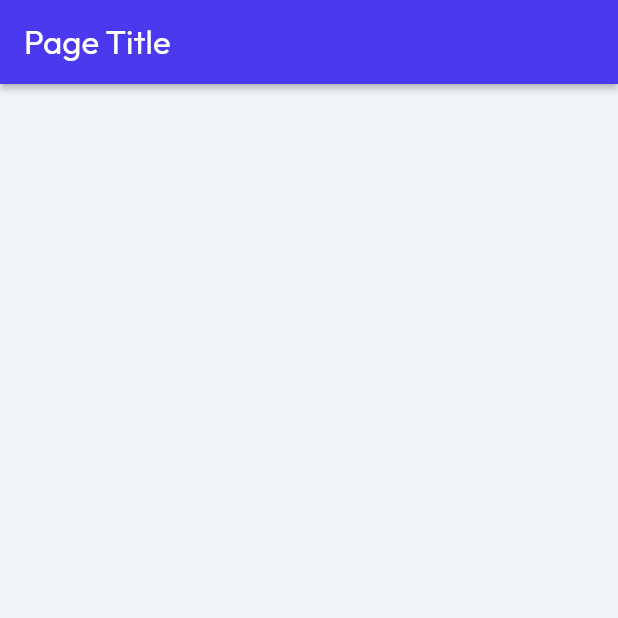
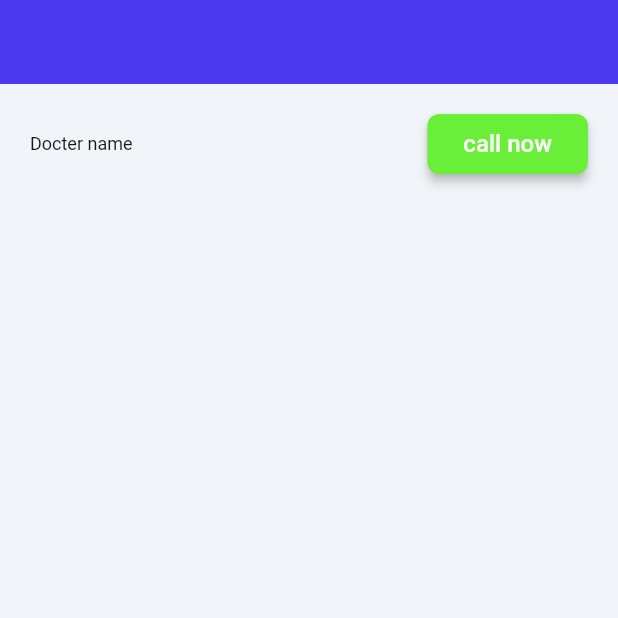
Before and after one commit to ajayykmr/AgoraTesting, a Flutter app: the screen it shows after launch, on a phone screen of 412 x 824 dp, the top half of it. Run offline on Flutter 3.47's test engine with Material 2 defaults, Android fonts, the phone set to English and light mode, and no system bars; drawn by our look-alikes of auto_size_text; our stand-ins replace font_awesome_flutter, from_css_color, go_router, google_fonts, page_transition, shared_preferences and 1 more; missing offline and left inert: json_path; Roboto replaces fonts that are missing (Readex Pro).

Commit message:
commit 2

```diff
--- a/lib/flutter_flow/nav/nav.dart
+++ b/lib/flutter_flow/nav/nav.dart
@@ -40,6 +40,16 @@ GoRouter createRouter(AppStateNotifier appStateNotifier) => GoRouter(
           name: 'HomePage',
           path: '/homePage',
           builder: (context, params) => const HomePageWidget(),
+        ),
+        FFRoute(
+          name: 'video_calling_page',
+          path: '/videoCallingPage',
+          builder: (context, params) => VideoCallingPageWidget(
+            appId: params.getParam('appId', ParamType.String),
+            channelName: params.getParam('channelName', ParamType.String),
+            token: params.getParam('token', ParamType.String),
+            uid: params.getParam('uid', ParamType.int),
+          ),
         )
       ].map((r) => r.toRoute(appStateNotifier)).toList(),
     );
--- a/lib/index.dart
+++ b/lib/index.dart
@@ -1,2 +1,4 @@
 // Export pages
 export '/pages/home_page/home_page_widget.dart' show HomePageWidget;
+export '/pages/video_calling_page/video_calling_page_widget.dart'
+    show VideoCallingPageWidget;
--- a/lib/pages/home_page/home_page_widget.dart
+++ b/lib/pages/home_page/home_page_widget.dart
@@ -1,5 +1,6 @@
 import '/flutter_flow/flutter_flow_theme.dart';
 import '/flutter_flow/flutter_flow_util.dart';
+import '/flutter_flow/flutter_flow_widgets.dart';
 import 'package:flutter/material.dart';
 import 'package:flutter/services.dart';
 import 'home_page_model.dart';
@@ -48,11 +49,16 @@ class _HomePageWidgetState extends State<HomePageWidget> {
       child: Scaffold(
         key: scaffoldKey,
         backgroundColor: FlutterFlowTheme.of(context).primaryBackground,
-        appBar: AppBar(
+        body: NestedScrollView(
+          floatHeaderSlivers: true,
+          headerSliverBuilder: (context, _) => [
+            SliverAppBar(
+              pinned: false,
+              floating: false,
               backgroundColor: FlutterFlowTheme.of(context).primary,
               automaticallyImplyLeading: false,
               title: Text(
-            'Page Title',
+                '',
                 style: FlutterFlowTheme.of(context).headlineMedium.override(
                       fontFamily: 'Outfit',
                       color: Colors.white,
@@ -62,12 +68,79 @@ class _HomePageWidgetState extends State<HomePageWidget> {
               actions: const [],
               centerTitle: false,
               elevation: 2.0,
-        ),
-        body: const SafeArea(
-          top: true,
+            )
+          ],
+          body: Builder(
+            builder: (context) {
+              return SafeArea(
+                top: false,
                 child: Column(
                   mainAxisSize: MainAxisSize.max,
-            children: [],
+                  children: [
+                    Padding(
+                      padding: const EdgeInsetsDirectional.fromSTEB(
+                          20.0, 20.0, 20.0, 20.0),
+                      child: Row(
+                        mainAxisSize: MainAxisSize.max,
+                        mainAxisAlignment: MainAxisAlignment.spaceBetween,
+                        children: [
+                          Text(
+                            'Docter name',
+                            style: FlutterFlowTheme.of(context).bodyMedium,
+                          ),
+                          FFButtonWidget(
+                            onPressed: () async {
+                              context.pushNamed(
+                                'video_calling_page',
+                                queryParameters: {
+                                  'appId': serializeParam(
+                                    'insert_app_id',
+                                    ParamType.String,
+                                  ),
+                                  'channelName': serializeParam(
+                                    'channel1',
+                                    ParamType.String,
+                                  ),
+                                  'token': serializeParam(
+                                    'insert_token_number',
+                                    ParamType.String,
+                                  ),
+                                  'uid': serializeParam(
+                                    0,
+                                    ParamType.int,
+                                  ),
+                                }.withoutNulls,
+                              );
+                            },
+                            text: 'call now',
+                            options: FFButtonOptions(
+                              height: 40.0,
+                              padding: const EdgeInsetsDirectional.fromSTEB(
+                                  24.0, 0.0, 24.0, 0.0),
+                              iconPadding: const EdgeInsetsDirectional.fromSTEB(
+                                  0.0, 0.0, 0.0, 0.0),
+                              color: const Color(0xFF6AEF39),
+                              textStyle: FlutterFlowTheme.of(context)
+                                  .titleSmall
+                                  .override(
+                                    fontFamily: 'Readex Pro',
+                                    color: Colors.white,
+                                  ),
+                              elevation: 3.0,
+                              borderSide: const BorderSide(
+                                color: Colors.transparent,
+                                width: 1.0,
+                              ),
+                              borderRadius: BorderRadius.circular(8.0),
+                            ),
+                          ),
+                        ],
+                      ),
+                    ),
+                  ],
+                ),
+              );
+            },
           ),
         ),
       ),
```
Also changed, not shown: lib/pages/video_calling_page/video_calling_page_model.dart (added, +23 -0 lines), lib/pages/video_calling_page/video_calling_page_widget.dart (added, +124 -0 lines). Lines whose indentation alone changed are shown as unchanged.
